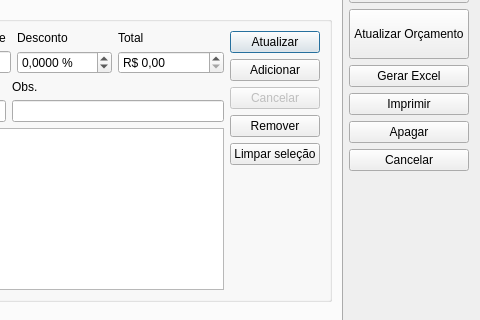
This is ui/orcamento.ui in lellisls/ERP-STACCATO as Qt 5 draws it before an edit; both pictures show x 508 to 988 and y 170 to 490 of the 988 by 705 pixel window. The edited form follows.
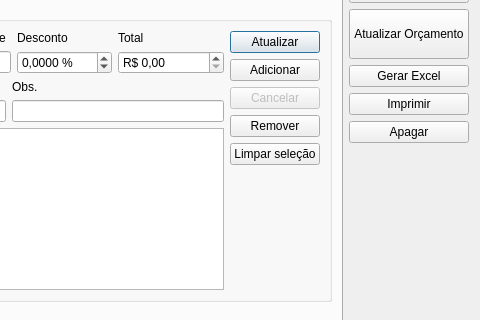
This is the edited form. Custom widgets are drawn as their Qt base class.

Commit message: Removido botões de Cancelar

```diff
--- a/ui/orcamento.ui
+++ b/ui/orcamento.ui
@@ -179,22 +179,6 @@
        </property>
       </widget>
      </item>
-     <item>
-      <widget class="QPushButton" name="pushButtonCancelar">
-       <property name="toolTip">
-        <string>&lt;html&gt;&lt;head/&gt;&lt;body&gt;&lt;p&gt;Cancelar edição/cadastro e fechar tela de orçamento&lt;/p&gt;&lt;/body&gt;&lt;/html&gt;</string>
-       </property>
-       <property name="text">
-        <string>Cancelar</string>
-       </property>
-       <property name="autoDefault">
-        <bool>false</bool>
-       </property>
-       <property name="flat">
-        <bool>false</bool>
-       </property>
-      </widget>
-     </item>
      <item>
       <spacer name="verticalSpacer_2">
        <property name="orientation">
```
Left out of the diff: 1 changed line with no effect on the pictures. The commit also changes 62 other files.
